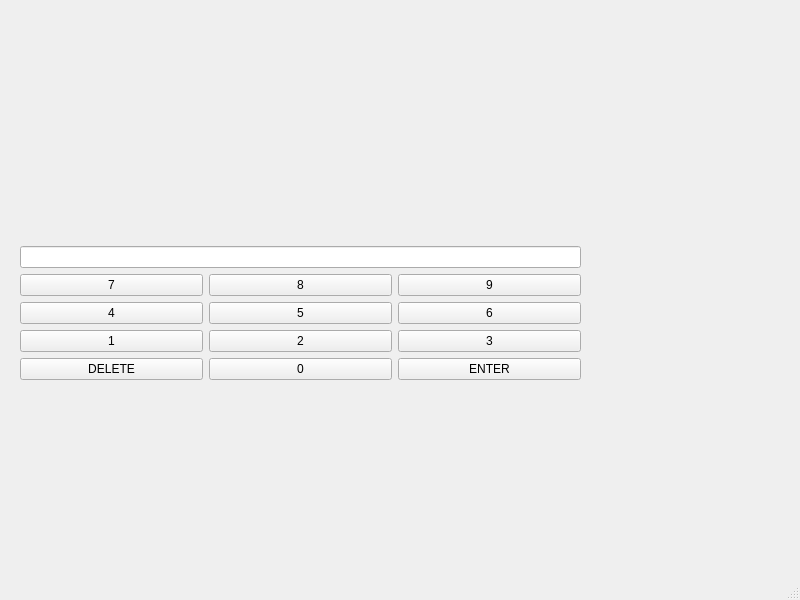
First picture: the form in app/gui/mainwindow.ui, repository eidelen/kidscalc, before the edit.
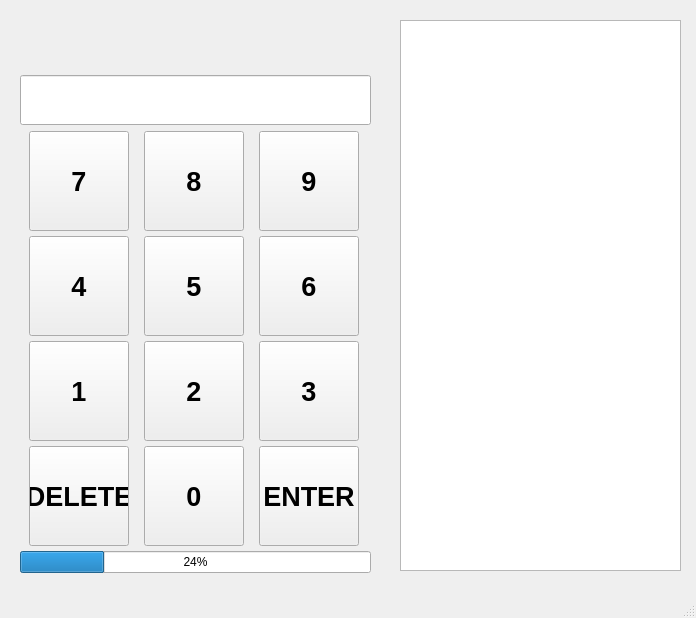
Second picture: the form after the edit.

Diff of the .ui file:
```diff
--- a/app/gui/mainwindow.ui
+++ b/app/gui/mainwindow.ui
@@ -6,8 +6,8 @@
    <rect>
     <x>0</x>
     <y>0</y>
-    <width>800</width>
-    <height>600</height>
+    <width>696</width>
+    <height>618</height>
    </rect>
   </property>
   <property name="windowTitle">
@@ -19,53 +19,230 @@
      <rect>
       <x>20</x>
       <y>19</y>
-      <width>561</width>
-      <height>361</height>
+      <width>351</width>
+      <height>554</height>
      </rect>
     </property>
     <layout class="QVBoxLayout" name="verticalLayout">
      <item>
       <widget class="QLabel" name="qLabel">
+       <property name="minimumSize">
+        <size>
+         <width>0</width>
+         <height>50</height>
+        </size>
+       </property>
+       <property name="maximumSize">
+        <size>
+         <width>16777215</width>
+         <height>50</height>
+        </size>
+       </property>
+       <property name="font">
+        <font>
+         <pointsize>20</pointsize>
+         <bold>true</bold>
+        </font>
+       </property>
        <property name="text">
         <string/>
        </property>
       </widget>
      </item>
      <item>
-      <widget class="QLineEdit" name="resEdit"/>
+      <widget class="QLineEdit" name="resEdit">
+       <property name="minimumSize">
+        <size>
+         <width>0</width>
+         <height>50</height>
+        </size>
+       </property>
+       <property name="maximumSize">
+        <size>
+         <width>16777215</width>
+         <height>50</height>
+        </size>
+       </property>
+       <property name="font">
+        <font>
+         <pointsize>20</pointsize>
+         <bold>true</bold>
+        </font>
+       </property>
+      </widget>
      </item>
      <item>
       <layout class="QGridLayout" name="gridLayout">
-       <item row="1" column="1">
-        <widget class="QPushButton" name="btn5">
-         <property name="text">
-          <string>5</string>
-         </property>
-        </widget>
-       </item>
        <item row="2" column="0">
         <widget class="QPushButton" name="btn1">
+         <property name="minimumSize">
+          <size>
+           <width>100</width>
+           <height>100</height>
+          </size>
+         </property>
+         <property name="maximumSize">
+          <size>
+           <width>100</width>
+           <height>100</height>
+          </size>
+         </property>
+         <property name="font">
+          <font>
+           <pointsize>20</pointsize>
+           <bold>true</bold>
+          </font>
+         </property>
          <property name="text">
           <string>1</string>
          </property>
         </widget>
        </item>
-       <item row="0" column="1">
-        <widget class="QPushButton" name="btn8">
+       <item row="2" column="1">
+        <widget class="QPushButton" name="btn2">
+         <property name="minimumSize">
+          <size>
+           <width>100</width>
+           <height>100</height>
+          </size>
+         </property>
+         <property name="maximumSize">
+          <size>
+           <width>100</width>
+           <height>100</height>
+          </size>
+         </property>
+         <property name="font">
+          <font>
+           <pointsize>20</pointsize>
+           <bold>true</bold>
+          </font>
+         </property>
          <property name="text">
-          <string>8</string>
+          <string>2</string>
+         </property>
+        </widget>
+       </item>
+       <item row="3" column="1">
+        <widget class="QPushButton" name="btn0">
+         <property name="minimumSize">
+          <size>
+           <width>100</width>
+           <height>100</height>
+          </size>
+         </property>
+         <property name="maximumSize">
+          <size>
+           <width>100</width>
+           <height>100</height>
+          </size>
+         </property>
+         <property name="font">
+          <font>
+           <pointsize>20</pointsize>
+           <bold>true</bold>
+          </font>
+         </property>
+         <property name="text">
+          <string>0</string>
          </property>
         </widget>
        </item>
        <item row="0" column="2">
         <widget class="QPushButton" name="btn9">
+         <property name="minimumSize">
+          <size>
+           <width>100</width>
+           <height>100</height>
+          </size>
+         </property>
+         <property name="maximumSize">
+          <size>
+           <width>100</width>
+           <height>100</height>
+          </size>
+         </property>
+         <property name="font">
+          <font>
+           <pointsize>20</pointsize>
+           <bold>true</bold>
+          </font>
+         </property>
          <property name="text">
           <string>9</string>
          </property>
         </widget>
        </item>
+       <item row="1" column="1">
+        <widget class="QPushButton" name="btn5">
+         <property name="minimumSize">
+          <size>
+           <width>100</width>
+           <height>100</height>
+          </size>
+         </property>
+         <property name="maximumSize">
+          <size>
+           <width>100</width>
+           <height>100</height>
+          </size>
+         </property>
+         <property name="font">
+          <font>
+           <pointsize>20</pointsize>
+           <bold>true</bold>
+          </font>
+         </property>
+         <property name="text">
+          <string>5</string>
+         </property>
+        </widget>
+       </item>
+       <item row="0" column="1">
+        <widget class="QPushButton" name="btn8">
+         <property name="minimumSize">
+          <size>
+           <width>100</width>
+           <height>100</height>
+          </size>
+         </property>
+         <property name="maximumSize">
+          <size>
+           <width>100</width>
+           <height>100</height>
+          </size>
+         </property>
+         <property name="font">
+          <font>
+           <pointsize>20</pointsize>
+           <bold>true</bold>
+          </font>
+         </property>
+         <property name="text">
+          <string>8</string>
+         </property>
+        </widget>
+       </item>
        <item row="1" column="0">
         <widget class="QPushButton" name="btn4">
+         <property name="minimumSize">
+          <size>
+           <width>100</width>
+           <height>100</height>
+          </size>
+         </property>
+         <property name="maximumSize">
+          <size>
+           <width>100</width>
+           <height>100</height>
+          </size>
+         </property>
+         <property name="font">
+          <font>
+           <pointsize>20</pointsize>
+           <bold>true</bold>
+          </font>
+         </property>
          <property name="text">
           <string>4</string>
          </property>
@@ -73,20 +250,74 @@
        </item>
        <item row="1" column="2">
         <widget class="QPushButton" name="btn6">
+         <property name="minimumSize">
+          <size>
+           <width>100</width>
+           <height>100</height>
+          </size>
+         </property>
+         <property name="maximumSize">
+          <size>
+           <width>100</width>
+           <height>100</height>
+          </size>
+         </property>
+         <property name="font">
+          <font>
+           <pointsize>20</pointsize>
+           <bold>true</bold>
+          </font>
+         </property>
          <property name="text">
           <string>6</string>
          </property>
         </widget>
        </item>
-       <item row="2" column="1">
-        <widget class="QPushButton" name="btn2">
+       <item row="3" column="2">
+        <widget class="QPushButton" name="btnGo">
+         <property name="minimumSize">
+          <size>
+           <width>100</width>
+           <height>100</height>
+          </size>
+         </property>
+         <property name="maximumSize">
+          <size>
+           <width>100</width>
+           <height>100</height>
+          </size>
+         </property>
+         <property name="font">
+          <font>
+           <pointsize>20</pointsize>
+           <bold>true</bold>
+          </font>
+         </property>
          <property name="text">
-          <string>2</string>
+          <string>ENTER</string>
          </property>
         </widget>
        </item>
        <item row="2" column="2">
         <widget class="QPushButton" name="btn3">
+         <property name="minimumSize">
+          <size>
+           <width>100</width>
+           <height>100</height>
+          </size>
+         </property>
+         <property name="maximumSize">
+          <size>
+           <width>100</width>
+           <height>100</height>
+          </size>
+         </property>
+         <property name="font">
+          <font>
+           <pointsize>20</pointsize>
+           <bold>true</bold>
+          </font>
+         </property>
          <property name="text">
           <string>3</string>
          </property>
@@ -94,27 +325,49 @@
        </item>
        <item row="0" column="0">
         <widget class="QPushButton" name="btn7">
+         <property name="minimumSize">
+          <size>
+           <width>100</width>
+           <height>100</height>
+          </size>
+         </property>
+         <property name="maximumSize">
+          <size>
+           <width>100</width>
+           <height>100</height>
+          </size>
+         </property>
+         <property name="font">
+          <font>
+           <pointsize>20</pointsize>
+           <bold>true</bold>
+          </font>
+         </property>
          <property name="text">
           <string>7</string>
          </property>
         </widget>
        </item>
-       <item row="3" column="1">
-        <widget class="QPushButton" name="btn0">
-         <property name="text">
-          <string>0</string>
-         </property>
-        </widget>
-       </item>
-       <item row="3" column="2">
-        <widget class="QPushButton" name="btnGo">
-         <property name="text">
-          <string>ENTER</string>
-         </property>
-        </widget>
-       </item>
        <item row="3" column="0">
         <widget class="QPushButton" name="btnDel">
+         <property name="minimumSize">
+          <size>
+           <width>100</width>
+           <height>100</height>
+          </size>
+         </property>
+         <property name="maximumSize">
+          <size>
+           <width>100</width>
+           <height>100</height>
+          </size>
+         </property>
+         <property name="font">
+          <font>
+           <pointsize>20</pointsize>
+           <bold>true</bold>
+          </font>
+         </property>
          <property name="text">
           <string>DELETE</string>
          </property>
@@ -122,8 +375,40 @@
        </item>
       </layout>
      </item>
+     <item>
+      <widget class="QProgressBar" name="progressBar">
+       <property name="value">
+        <number>24</number>
+       </property>
+      </widget>
+     </item>
     </layout>
    </widget>
+   <widget class="QTextEdit" name="outputPanel">
+    <property name="geometry">
+     <rect>
+      <x>400</x>
+      <y>20</y>
+      <width>281</width>
+      <height>551</height>
+     </rect>
+    </property>
+    <property name="font">
+     <font>
+      <pointsize>14</pointsize>
+     </font>
+    </property>
+    <property name="readOnly">
+     <bool>true</bool>
+    </property>
+    <property name="html">
+     <string>&lt;!DOCTYPE HTML PUBLIC &quot;-//W3C//DTD HTML 4.0//EN&quot; &quot;http://www.w3.org/TR/REC-html40/strict.dtd&quot;&gt;
+&lt;html&gt;&lt;head&gt;&lt;meta name=&quot;qrichtext&quot; content=&quot;1&quot; /&gt;&lt;meta charset=&quot;utf-8&quot; /&gt;&lt;style type=&quot;text/css&quot;&gt;
+p, li { white-space: pre-wrap; }
+&lt;/style&gt;&lt;/head&gt;&lt;body style=&quot; font-family:'.AppleSystemUIFont'; font-size:14pt; font-weight:400; font-style:normal;&quot;&gt;
+&lt;p style=&quot;-qt-paragraph-type:empty; margin-top:0px; margin-bottom:0px; margin-left:0px; margin-right:0px; -qt-block-indent:0; text-indent:0px; font-size:10pt;&quot;&gt;&lt;br /&gt;&lt;/p&gt;&lt;/body&gt;&lt;/html&gt;</string>
+    </property>
+   </widget>
   </widget>
   <widget class="QStatusBar" name="statusbar"/>
  </widget>
```
